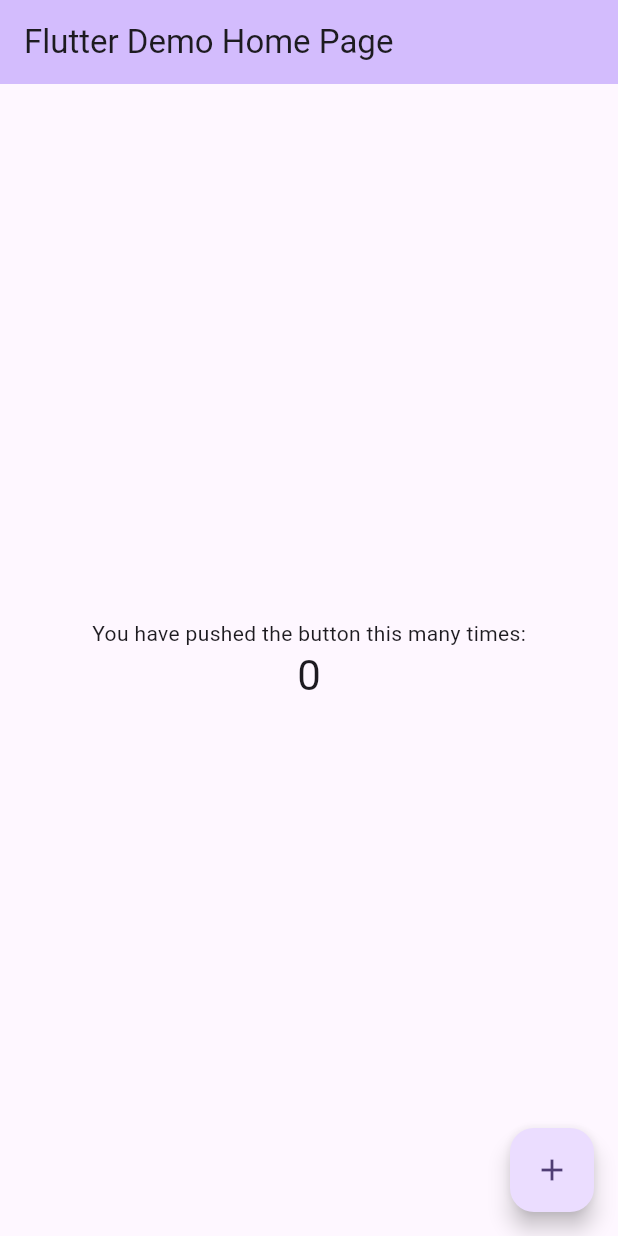
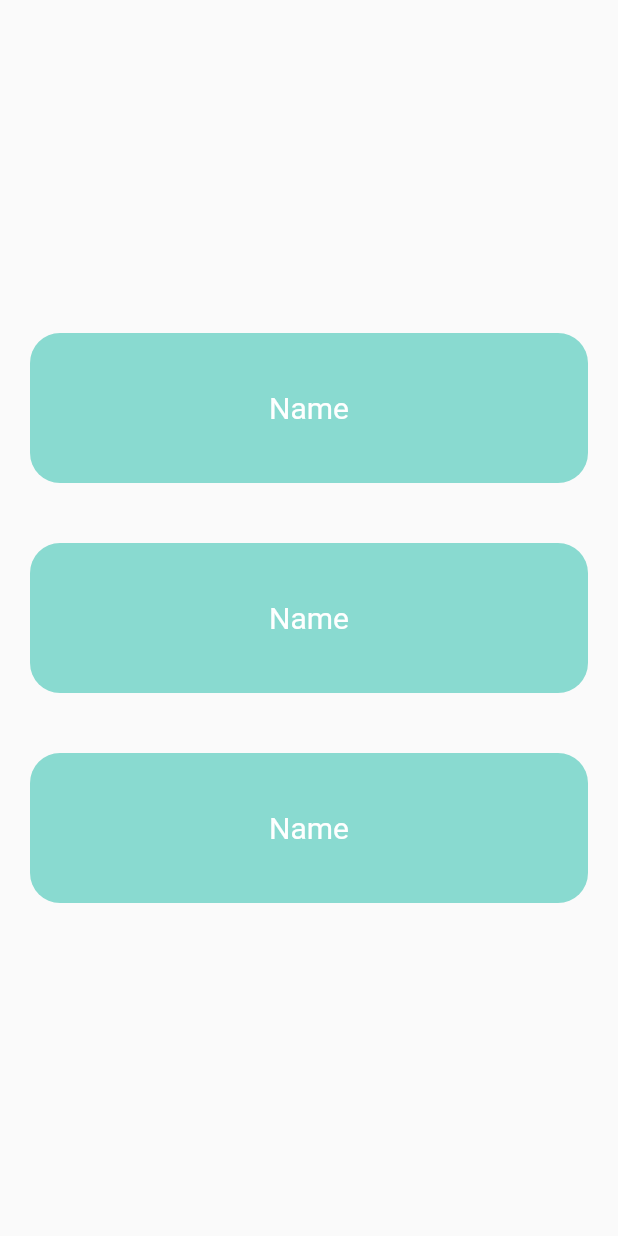
Before and after one commit to Jeonkukil/GetxReactiveTest, a Flutter app: the screen it shows after launch, on a phone screen of 412 x 824 dp. Run offline on Flutter 3.47's test engine with Material 2 defaults, Android fonts, the light colour scheme and no system bars; our stand-ins replace get.

Commit message:
기본 MVC 구조 잡음

```diff
--- /dev/null
+++ b/lib/controller.dart
@@ -0,0 +1,14 @@
+import 'package:get/get.dart';
+import 'package:getxtesttwo/model.dart';
+
+class Controller extends GetxController{
+  final person = Person().obs;
+
+  void updateInfo(){
+    // state의 현재 value 값을 가져온다
+    person.update((val) {
+      val?.age++;
+      val?.name = 'Coding Chef';
+    });
+  }
+}
--- a/lib/main.dart
+++ b/lib/main.dart
@@ -1,125 +1,19 @@
 import 'package:flutter/material.dart';
+import 'package:get/get.dart';
+
+import 'personal_card.dart';
 
 void main() {
   runApp(const MyApp());
 }
 
 class MyApp extends StatelessWidget {
-  const MyApp({super.key});
+  const MyApp({Key? key}) : super(key: key);
 
-  // This widget is the root of your application.
   @override
   Widget build(BuildContext context) {
-    return MaterialApp(
-      title: 'Flutter Demo',
-      theme: ThemeData(
-        // This is the theme of your application.
-        //
-        // TRY THIS: Try running your application with "flutter run". You'll see
-        // the application has a blue toolbar. Then, without quitting the app,
-        // try changing the seedColor in the colorScheme below to Colors.green
-        // and then invoke "hot reload" (save your changes or press the "hot
-        // reload" button in a Flutter-supported IDE, or press "r" if you used
-        // the command line to start the app).
-        //
-        // Notice that the counter didn't reset back to zero; the application
-        // state is not lost during the reload. To reset the state, use hot
-        // restart instead.
-        //
-        // This works for code too, not just values: Most code changes can be
-        // tested with just a hot reload.
-        colorScheme: ColorScheme.fromSeed(seedColor: Colors.deepPurple),
-        useMaterial3: true,
-      ),
-      home: const MyHomePage(title: 'Flutter Demo Home Page'),
+    return GetMaterialApp(
+      home: PersonalCard(),
     );
   }
 }
-
-class MyHomePage extends StatefulWidget {
-  const MyHomePage({super.key, required this.title});
-
-  // This widget is the home page of your application. It is stateful, meaning
-  // that it has a State object (defined below) that contains fields that affect
-  // how it looks.
-
-  // This class is the configuration for the state. It holds the values (in this
-  // case the title) provided by the parent (in this case the App widget) and
-  // used by the build method of the State. Fields in a Widget subclass are
-  // always marked "final".
-
-  final String title;
-
-  @override
-  State<MyHomePage> createState() => _MyHomePageState();
-}
-
-class _MyHomePageState extends State<MyHomePage> {
-  int _counter = 0;
-
-  void _incrementCounter() {
-    setState(() {
-      // This call to setState tells the Flutter framework that something has
-      // changed in this State, which causes it to rerun the build method below
-      // so that the display can reflect the updated values. If we changed
-      // _counter without calling setState(), then the build method would not be
-      // called again, and so nothing would appear to happen.
-      _counter++;
-    });
-  }
-
-  @override
-  Widget build(BuildContext context) {
-    // This method is rerun every time setState is called, for instance as done
-    // by the _incrementCounter method above.
-    //
-    // The Flutter framework has been optimized to make rerunning build methods
-    // fast, so that you can just rebuild anything that needs updating rather
-    // than having to individually change instances of widgets.
-    return Scaffold(
-      appBar: AppBar(
-        // TRY THIS: Try changing the color here to a specific color (to
-        // Colors.amber, perhaps?) and trigger a hot reload to see the AppBar
-        // change color while the other colors stay the same.
-        backgroundColor: Theme.of(context).colorScheme.inversePrimary,
-        // Here we take the value from the MyHomePage object that was created by
-        // the App.build method, and use it to set our appbar title.
-        title: Text(widget.title),
-      ),
-      body: Center(
-        // Center is a layout widget. It takes a single child and positions it
-        // in the middle of the parent.
-        child: Column(
-          // Column is also a layout widget. It takes a list of children and
-          // arranges them vertically. By default, it sizes itself to fit its
-          // children horizontally, and tries to be as tall as its parent.
-          //
-          // Column has various properties to control how it sizes itself and
-          // how it positions its children. Here we use mainAxisAlignment to
-          // center the children vertically; the main axis here is the vertical
-          // axis because Columns are vertical (the cross axis would be
-          // horizontal).
-          //
-          // TRY THIS: Invoke "debug painting" (choose the "Toggle Debug Paint"
-          // action in the IDE, or press "p" in the console), to see the
-          // wireframe for each widget.
-          mainAxisAlignment: MainAxisAlignment.center,
-          children: <Widget>[
-            const Text(
-              'You have pushed the button this many times:',
-            ),
-            Text(
-              '$_counter',
-              style: Theme.of(context).textTheme.headlineMedium,
-            ),
-          ],
-        ),
-      ),
-      floatingActionButton: FloatingActionButton(
-        onPressed: _incrementCounter,
-        tooltip: 'Increment',
-        child: const Icon(Icons.add),
-      ), // This trailing comma makes auto-formatting nicer for build methods.
-    );
-  }
-}
--- /dev/null
+++ b/lib/model.dart
@@ -0,0 +1,5 @@
+class Person {
+  Person({this.age = 0, this.name = ''});
+  int age;
+  String name;
+}
--- /dev/null
+++ b/lib/personal_card.dart
@@ -0,0 +1,73 @@
+import 'package:flutter/material.dart';
+import 'package:get/get.dart';
+
+class PersonalCard extends StatelessWidget {
+  const PersonalCard({Key? key}) : super(key: key);
+
+  @override
+  Widget build(BuildContext context) {
+    return Scaffold(
+      body: Center(
+        child: Column(
+          mainAxisAlignment: MainAxisAlignment.center,
+          crossAxisAlignment: CrossAxisAlignment.center,
+          children: [
+            Container(
+              margin: EdgeInsets.all(20),
+              width: double.maxFinite,
+              height: 100,
+              decoration: BoxDecoration(
+                borderRadius: BorderRadius.circular(20),
+                color: Color(0xFF89dad0),
+              ),
+              child: Center(
+                child: Text(
+                  'Name',
+                  style: TextStyle(
+                    fontSize: 20, color: Colors.white,
+
+                  ),
+                ),
+              ),
+            ),
+            Container(
+              margin: EdgeInsets.all(20),
+              width: double.maxFinite,
+              height: 100,
+              decoration: BoxDecoration(
+                borderRadius: BorderRadius.circular(20),
+                color: Color(0xFF89dad0),
+              ),
+              child: Center(
+                child: Text(
+                  'Name',
+                  style: TextStyle(
+                    fontSize: 20, color: Colors.white,
+
+                  ),
+                ),
+              ),
+            ),
+            Container(
+              margin: EdgeInsets.all(20),
+              width: double.maxFinite,
+              height: 100,
+              decoration: BoxDecoration(
+                borderRadius: BorderRadius.circular(20),
+                color: Color(0xFF89dad0),
+              ),
+              child: Center(
+                child: Text(
+                  'Name',
+                  style: TextStyle(
+                    fontSize: 20, color: Colors.white,
+                  ),
+                ),
+              ),
+            ),
+          ],
+        ),
+      ),
+    );
+  }
+}
--- a/pubspec.yaml
+++ b/pubspec.yaml
@@ -35,6 +35,7 @@ dependencies:
   # The following adds the Cupertino Icons font to your application.
   # Use with the CupertinoIcons class for iOS style icons.
   cupertino_icons: ^1.0.2
+  get:
 
 dev_dependencies:
   flutter_test:
```
Also changed, not shown: pubspec.lock.
